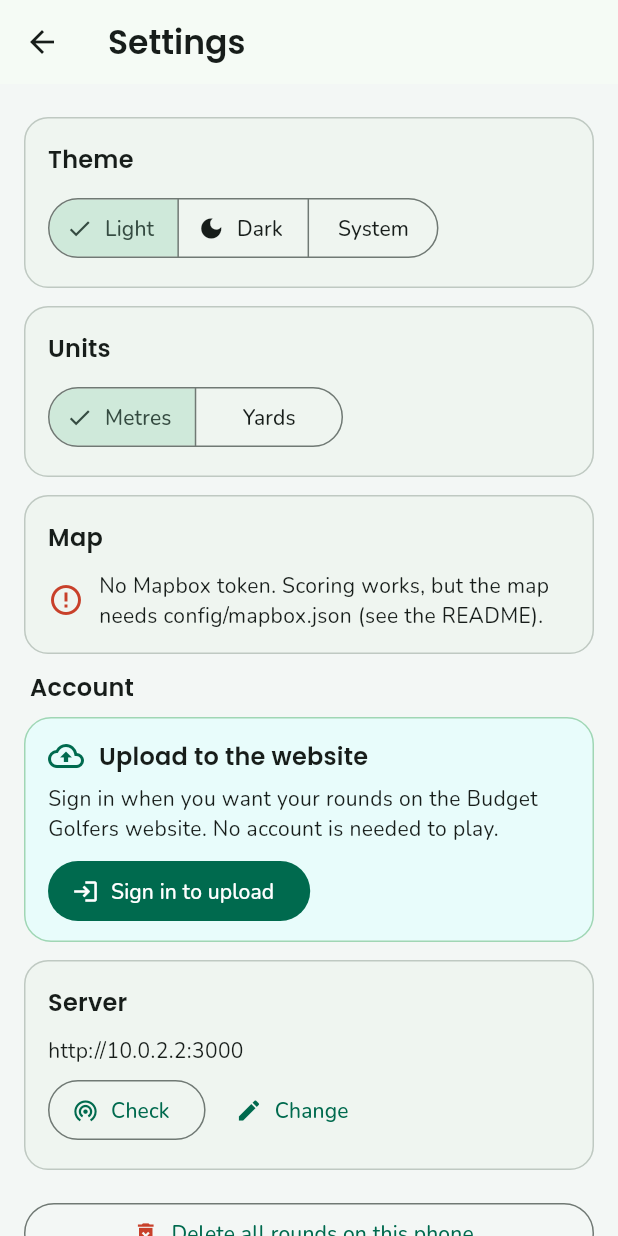
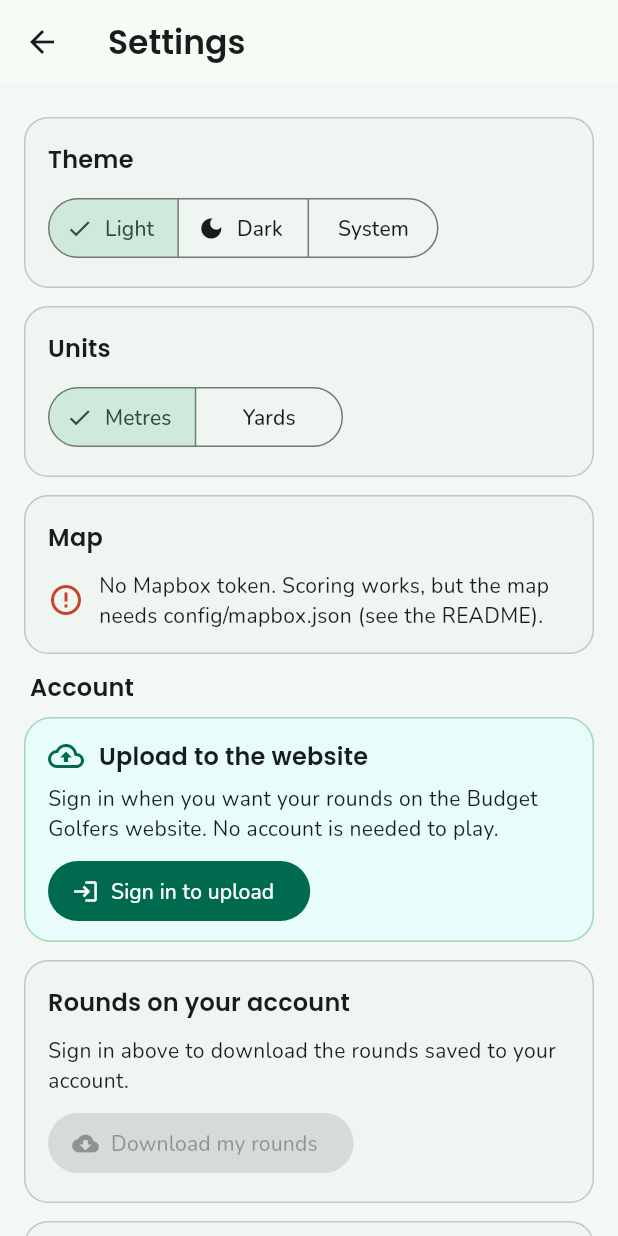
Before and after one commit to ChurBozo/budget-golfers-final, a Flutter app: the screen it shows after launch, after a tap on "Settings", on a phone screen of 412 x 824 dp. Run offline on Flutter 3.47's test engine with Material 3 defaults, Android fonts, the phone set to English and light mode, and no system bars; our stand-ins replace connectivity_plus, fl_chart, flutter_secure_storage, geolocator, google_fonts, shared_preferences and 1 more; missing offline and left inert: mapbox_maps_flutter; accounts and stored records are empty.

Commit message:
App: download my rounds and wake-up button in Settings

```diff
--- a/app/lib/data/round_repository.dart
+++ b/app/lib/data/round_repository.dart
@@ -4,6 +4,7 @@ import 'package:sqflite/sqflite.dart';
 
 import '../models/round.dart';
 import 'app_database.dart';
+import 'download_service.dart';
 
 /// What the upload queue needs from the round store (a fake is used in tests).
 abstract class RoundStore {
@@ -15,7 +16,7 @@ abstract class RoundStore {
 /// Saves and loads rounds. The round being played is saved after every
 /// button press (the old app's draft autosave), so closing the app or a
 /// crash never loses a shot.
-class RoundRepository implements RoundStore {
+class RoundRepository implements RoundStore, RoundLibrary {
   RoundRepository._();
 
   static final RoundRepository instance = RoundRepository._();
@@ -52,6 +53,7 @@ class RoundRepository implements RoundStore {
   }
 
   /// Finished rounds, newest first.
+  @override
   Future<List<Round>> finishedRounds() async {
     final rows = await _db.query(
       'rounds',
@@ -79,6 +81,7 @@ class RoundRepository implements RoundStore {
     return rows.map(_decode).toList();
   }
 
+  @override
   Future<Round?> byId(String clientRoundId) async {
     final rows = await _db.query(
       'rounds',
--- a/app/lib/screens/settings_screen.dart
+++ b/app/lib/screens/settings_screen.dart
@@ -6,6 +6,7 @@ import '../data/api_client.dart';
 import '../data/round_repository.dart';
 import '../services.dart';
 import '../theme.dart';
+import '../widgets/controller_dialog.dart';
 import '../widgets/stat_tile.dart';
 import '../widgets/upload_card.dart';
 
@@ -93,6 +94,7 @@ class SettingsScreen extends StatelessWidget {
             child: Text('Account', style: theme.textTheme.titleMedium),
           ),
           const UploadCard(detailed: true),
+          const _DownloadCard(),
           const _ServerCard(),
           const SizedBox(height: 12),
           OutlinedButton.icon(
@@ -106,17 +108,96 @@ class SettingsScreen extends StatelessWidget {
   }
 }
 
+/// "Download my rounds": copies the rounds on the signed-in account (from the
+/// website or another phone) onto this phone. Rounds already here are skipped.
+class _DownloadCard extends StatelessWidget {
+  const _DownloadCard();
+
+  Future<void> _download(BuildContext context) async {
+    final messenger = ScaffoldMessenger.of(context);
+    final report = await Services.downloads.downloadMine();
+    messenger.showSnackBar(SnackBar(content: Text(report.summary)));
+  }
+
+  @override
+  Widget build(BuildContext context) {
+    return ListenableBuilder(
+      listenable: Listenable.merge([Services.account, Services.downloads]),
+      builder: (context, _) {
+        final signedIn = Services.account.signedIn;
+        final busy = Services.downloads.busy;
+        return SectionCard(
+          title: 'Rounds on your account',
+          child: Column(
+            crossAxisAlignment: CrossAxisAlignment.start,
+            children: [
+              Text(
+                signedIn
+                    ? 'Copy the rounds saved to your account, for example ones uploaded from another phone, '
+                        'onto this phone. Rounds already here are skipped.'
+                    : 'Sign in above to download the rounds saved to your account.',
+              ),
+              const SizedBox(height: 8),
+              FilledButton.icon(
+                onPressed: signedIn && !busy ? () => _download(context) : null,
+                icon: busy
+                    ? const SizedBox(width: 18, height: 18, child: CircularProgressIndicator(strokeWidth: 2))
+                    : const Icon(Icons.cloud_download),
+                label: Text(busy ? 'Downloading…' : 'Download my rounds'),
+              ),
+            ],
+          ),
+        );
+      },
+    );
+  }
+}
+
 /// Where rounds are uploaded. The default comes from API_BASE_URL at build
 /// time; changing it here helps when testing on a phone against a computer
 /// on the same Wi-Fi (for example http://192.168.1.20:3000).
-class _ServerCard extends StatelessWidget {
+///
+/// "Wake up" is for the free Render server, which sleeps after 15 minutes
+/// without traffic and takes about a minute to start again.
+class _ServerCard extends StatefulWidget {
   const _ServerCard();
 
+  @override
+  State<_ServerCard> createState() => _ServerCardState();
+}
+
+class _ServerCardState extends State<_ServerCard> {
+  bool _waking = false;
+
+  Future<void> _wake(BuildContext context) async {
+    final messenger = ScaffoldMessenger.of(context);
+    setState(() => _waking = true);
+    messenger.showSnackBar(const SnackBar(
+      content: Text('Waking the server. On the free plan this can take up to a minute…'),
+      duration: Duration(seconds: 90),
+    ));
+    final watch = Stopwatch()..start();
+    String message;
+    try {
+      await Services.account.api.health(wait: const Duration(seconds: 90));
+      final seconds = watch.elapsed.inSeconds;
+      message = seconds < 3 ? 'The server is already awake.' : 'The server is awake. It took $seconds seconds.';
+    } on ApiException catch (e) {
+      message = 'The server did not wake up: ${e.message}';
+    }
+    if (!mounted) return;
+    setState(() => _waking = false);
+    messenger
+      ..hideCurrentSnackBar()
+      ..showSnackBar(SnackBar(content: Text(message)));
+  }
+
   Future<void> _edit(BuildContext context) async {
-    final controller = TextEditingController(text: Services.account.baseUrl);
     final value = await showDialog<String>(
       context: context,
-      builder: (context) => AlertDialog(
+      builder: (context) => ControllerDialog(
+        initialText: Services.account.baseUrl,
+        builder: (context, controller) => AlertDialog(
           title: const Text('Server address'),
           content: Column(
             mainAxisSize: MainAxisSize.min,
@@ -138,8 +219,8 @@ class _ServerCard extends StatelessWidget {
             FilledButton(onPressed: () => Navigator.pop(context, controller.text), child: const Text('Save')),
           ],
         ),
+      ),
     );
-    controller.dispose();
     if (value == null) return;
     final uri = Uri.tryParse(value.trim());
     if (uri == null || !(uri.isScheme('http') || uri.isScheme('https')) || uri.host.isEmpty) {
@@ -177,8 +258,16 @@ class _ServerCard extends StatelessWidget {
             const SizedBox(height: 6),
             Wrap(
               spacing: 8,
+              runSpacing: 4,
               children: [
                 OutlinedButton.icon(onPressed: () => _check(context), icon: const Icon(Icons.wifi_tethering), label: const Text('Check')),
+                OutlinedButton.icon(
+                  onPressed: _waking ? null : () => _wake(context),
+                  icon: _waking
+                      ? const SizedBox(width: 18, height: 18, child: CircularProgressIndicator(strokeWidth: 2))
+                      : const Icon(Icons.alarm),
+                  label: Text(_waking ? 'Waking…' : 'Wake up'),
+                ),
                 TextButton.icon(onPressed: () => _edit(context), icon: const Icon(Icons.edit), label: const Text('Change')),
               ],
             ),
--- a/app/lib/services.dart
+++ b/app/lib/services.dart
@@ -5,6 +5,8 @@ import 'package:flutter/widgets.dart';
 
 import 'data/account_controller.dart';
 import 'data/bag_repository.dart';
+import 'data/course_repository.dart';
+import 'data/download_service.dart';
 import 'data/round_repository.dart';
 import 'data/upload_service.dart';
 
@@ -14,6 +16,7 @@ class Services {
 
   static late AccountController account;
   static late UploadService uploads;
+  static late DownloadService downloads;
 
   static AppLifecycleListener? _lifecycle;
   static StreamSubscription<List<ConnectivityResult>>? _connectivity;
@@ -25,6 +28,12 @@ class Services {
       account: account,
       rounds: RoundRepository.instance,
       loadBag: BagRepository.instance.load,
+    );
+    downloads = DownloadService(
+      account: account,
+      rounds: RoundRepository.instance,
+      knownCourses: CourseRepository.instance.names,
+      rememberCourse: CourseRepository.instance.save,
     );
   }
 
```
Also changed, not shown: app/lib/data/api_client.dart (+16 -4 lines), app/lib/data/download_service.dart (added, +285 -0 lines), app/lib/screens/profile_screen.dart (+7 -6 lines), app/lib/screens/scoring_screen.dart (+11 -8 lines), app/lib/widgets/controller_dialog.dart (added, +32 -0 lines), 1 other file. Lines whose indentation alone changed are shown as unchanged.
